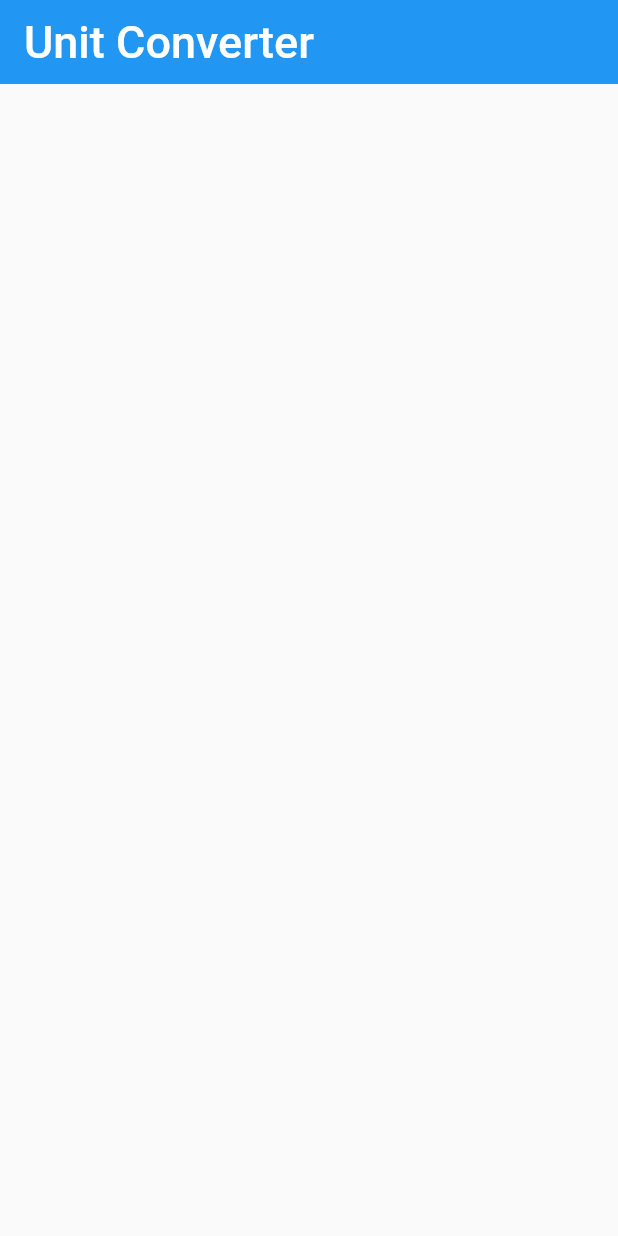
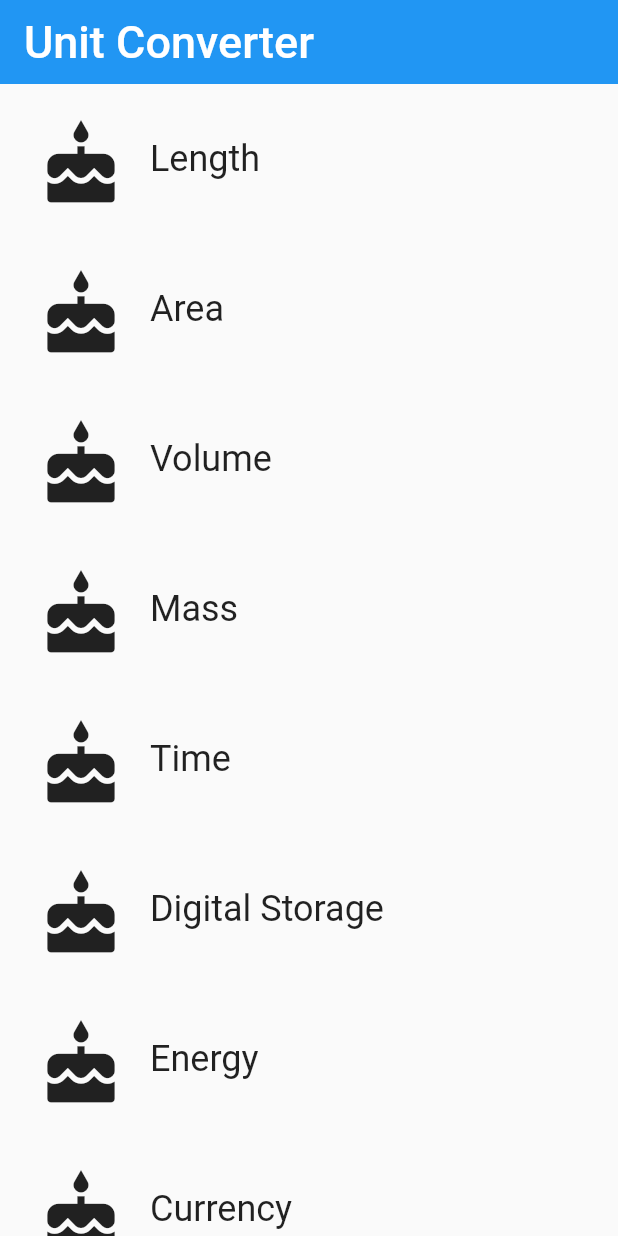
Before and after one commit to laramartin/flutter-udacity, a Flutter app: the screen it shows after launch, on a phone screen of 412 x 824 dp. Run offline on Flutter 3.47's test engine with Material 2 defaults, Android fonts, the phone set to English and light mode, and no system bars; our stand-ins replace cloud_firestore, firebase_storage, image_picker; accounts and stored records are empty.

Commit message:
Implement ListView

```diff
--- a/udacity-course/course/03_category_route/task_03_category_route/lib/category_route.dart
+++ b/udacity-course/course/03_category_route/task_03_category_route/lib/category_route.dart
@@ -4,10 +4,6 @@
 
 import 'package:flutter/material.dart';
 import 'package:task_03_category_route/category.dart';
-
-// TODO: Check if we need to import anything
-
-// TODO: Define any constants
 
 /// Category Route (screen).
 ///
@@ -43,7 +39,6 @@ class CategoryRoute extends StatelessWidget {
 
   @override
   Widget build(BuildContext context) {
-    // TODO: Create a list of the eight Categories, using the names and colors
     // from above. Use a placeholder icon, such as `Icons.cake` for each
     // Category. We'll add custom icons later.
 
@@ -56,8 +51,12 @@ class CategoryRoute extends StatelessWidget {
           iconLocation: Icons.cake));
     }
 
-    // TODO: Create a list view of the Categories
-    final listView = Container();
+    final listView = ListView.builder(
+      itemCount: categories.length,
+      itemBuilder: (BuildContext context, int index) {
+        return categories[index];
+      },
+    );
 
     final appBar = AppBar(
       title: new Text(
```
